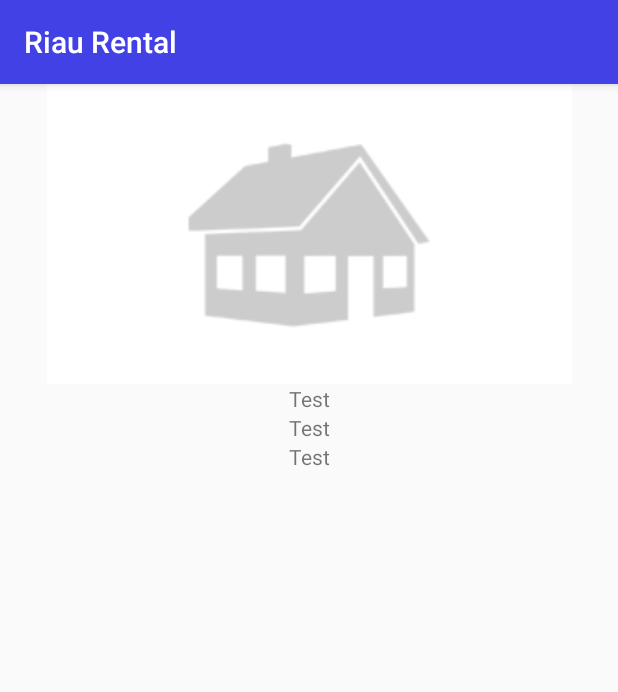
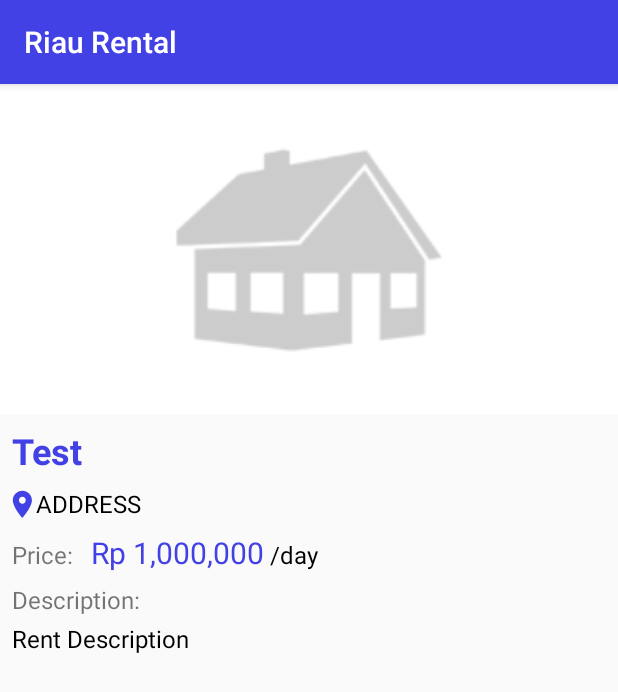
Before and after one commit to ranferd/riaurentalnontab, an Android app: the DetailRentActivity screen opened directly, with no data from a screen before it, on a phone screen of 412 x 824 dp. Shown: the top 692 px of the screen. Run offline under Robolectric (Android 15) with nearby library versions, the light colour scheme and no system bars; our stand-ins replace Firebase (no records; nobody signed in at launch, a user with empty details on screens opened directly), Picasso.

Commit message:
rent detail update

```diff
--- a/app/src/main/java/com/farid/riaurental/Adapter/RentAdapter.kt
+++ b/app/src/main/java/com/farid/riaurental/Adapter/RentAdapter.kt
@@ -61,6 +61,10 @@ class RentAdapter(val mCtx: Context, val layoutResId: Int, val list: List<RentMo
             showDetail(rent)
         }
 
+        imageView.setOnClickListener {
+            showDetail(rent)
+        }
+
         return view
     }
 
--- a/app/src/main/java/com/farid/riaurental/DetailRentActivity.kt
+++ b/app/src/main/java/com/farid/riaurental/DetailRentActivity.kt
@@ -29,6 +29,7 @@ class DetailRentActivity : AppCompatActivity() {
                         if (rent != null) {
                             rentName.text = rent.name
                             rentAddress.text = rent.address
+                            rentDescription.text = rent.detail
 
                             val duration : String
                             if (rent.duration == "d") {
@@ -43,9 +44,10 @@ class DetailRentActivity : AppCompatActivity() {
                             else {
                                 duration = "/Year"
                             }
+                            rentDuration.text = duration
 
                             val dec = DecimalFormat("#,###")
-                            rentPrice.text = "Rp. "+ dec.format(rent.price).toString() + duration
+                            rentPrice.text = "Rp. "+ dec.format(rent.price).toString()
 
                             if (rent.pictures.isEmpty()) {
                                 rentPicture.setImageResource(R.drawable.house_placeholder)
--- a/app/src/main/res/drawable/ic_location.xml
+++ b/app/src/main/res/drawable/ic_location.xml
@@ -1,8 +1,8 @@
 <vector xmlns:android="http://schemas.android.com/apk/res/android"
-    android:width="24dp"
-    android:height="24dp"
-    android:viewportWidth="24"
-    android:viewportHeight="24"
+    android:width="20dp"
+    android:height="20dp"
+    android:viewportWidth="22"
+    android:viewportHeight="22"
     android:tint="@color/primary">
   <path
       android:fillColor="@android:color/white"
--- a/app/src/main/res/layout/activity_rent_detail.xml
+++ b/app/src/main/res/layout/activity_rent_detail.xml
@@ -1,6 +1,7 @@
 <?xml version="1.0" encoding="utf-8"?>
 <androidx.constraintlayout.widget.ConstraintLayout xmlns:android="http://schemas.android.com/apk/res/android"
     xmlns:app="http://schemas.android.com/apk/res-auto"
+    xmlns:tools="http://schemas.android.com/tools"
     android:id="@+id/name"
     android:layout_width="match_parent"
     android:layout_height="wrap_content"
@@ -9,8 +10,8 @@
 
     <ImageView
         android:id="@+id/rentPicture"
-        android:layout_width="wrap_content"
-        android:layout_height="200dp"
+        android:layout_width="0dp"
+        android:layout_height="220dp"
         android:scaleType="centerCrop"
         app:layout_constraintEnd_toEndOf="parent"
         app:layout_constraintStart_toStartOf="parent"
@@ -21,8 +22,13 @@
         android:id="@+id/rentName"
         android:layout_width="0dp"
         android:layout_height="wrap_content"
-        android:gravity="center_horizontal"
+        android:layout_marginStart="8dp"
+        android:layout_marginTop="8dp"
+        android:layout_marginEnd="8dp"
         android:text="Test"
+        android:textColor="@color/primary"
+        android:textSize="24sp"
+        android:textStyle="bold"
         app:layout_constraintEnd_toEndOf="parent"
         app:layout_constraintStart_toStartOf="parent"
         app:layout_constraintTop_toBottomOf="@id/rentPicture" />
@@ -31,19 +37,81 @@
         android:id="@+id/rentAddress"
         android:layout_width="0dp"
         android:layout_height="wrap_content"
-        android:gravity="center_horizontal"
-        android:text="Test"
+        android:layout_marginStart="4dp"
+        android:layout_marginTop="8dp"
+        android:layout_marginEnd="8dp"
+        android:maxLines="3"
+        android:text="ADDRESS"
+        android:textSize="16sp"
+        android:textColor="@android:color/primary_text_light"
+        app:drawableStartCompat="@drawable/ic_location"
         app:layout_constraintEnd_toEndOf="parent"
         app:layout_constraintStart_toStartOf="parent"
         app:layout_constraintTop_toBottomOf="@id/rentName" />
 
     <TextView
+        android:id="@+id/price"
+        android:layout_width="wrap_content"
+        android:layout_height="wrap_content"
+        android:layout_marginStart="8dp"
+        android:layout_marginTop="12dp"
+        android:maxLines="3"
+        android:text="Price: "
+        android:textSize="16sp"
+        app:layout_constraintStart_toStartOf="parent"
+        app:layout_constraintTop_toBottomOf="@id/rentAddress" />
+
+    <TextView
         android:id="@+id/rentPrice"
         android:layout_width="0dp"
         android:layout_height="wrap_content"
-        android:gravity="center_horizontal"
-        android:text="Test"
+        android:layout_marginStart="8dp"
+        android:layout_marginTop="8dp"
+        android:maxLines="3"
+        android:text="Rp 1,000,000"
+        android:textColor="@color/primary"
+        android:textSize="20sp"
+        app:layout_constraintStart_toEndOf="@+id/price"
+        app:layout_constraintTop_toBottomOf="@id/rentAddress" />
+
+    <TextView
+        android:id="@+id/rentDuration"
+        android:layout_width="wrap_content"
+        android:layout_height="wrap_content"
+        android:layout_marginStart="4dp"
+        android:layout_marginTop="12dp"
+        android:text="/day"
+        android:textSize="16sp"
+        android:textColor="@android:color/primary_text_light"
+        app:layout_constraintStart_toEndOf="@+id/rentPrice"
+        app:layout_constraintTop_toBottomOf="@+id/rentAddress" />
+
+    <TextView
+        android:id="@+id/desc"
+        android:layout_width="0dp"
+        android:layout_height="wrap_content"
+        android:layout_marginStart="8dp"
+        android:layout_marginTop="8dp"
+        android:layout_marginEnd="8dp"
+        android:text="Description:"
+        android:textSize="16sp"
+        app:layout_constraintStart_toStartOf="parent"
+        app:layout_constraintTop_toBottomOf="@id/price" />
+
+    <TextView
+        android:id="@+id/rentDescription"
+        android:layout_width="0dp"
+        android:layout_height="wrap_content"
+        android:layout_marginStart="8dp"
+        android:layout_marginTop="4dp"
+        android:layout_marginEnd="8dp"
+        android:layout_marginBottom="8dp"
+        android:text="Rent Description"
+        android:textColor="@android:color/primary_text_light"
+        android:textSize="16sp"
+        app:layout_constraintBottom_toBottomOf="parent"
         app:layout_constraintEnd_toEndOf="parent"
         app:layout_constraintStart_toStartOf="parent"
-        app:layout_constraintTop_toBottomOf="@id/rentAddress" />
+        app:layout_constraintTop_toBottomOf="@id/desc" />
+
 </androidx.constraintlayout.widget.ConstraintLayout>
--- a/app/src/main/res/layout/rent_item.xml
+++ b/app/src/main/res/layout/rent_item.xml
@@ -58,7 +58,7 @@
                 android:layout_marginTop="4dp"
                 android:maxLines="3"
                 android:text="ADDRESS"
-                android:textSize="14sp"
+                android:textSize="16sp"
                 app:drawableStartCompat="@drawable/ic_location"
                 app:layout_constraintEnd_toEndOf="parent"
                 app:layout_constraintStart_toEndOf="@+id/imageView"
```
